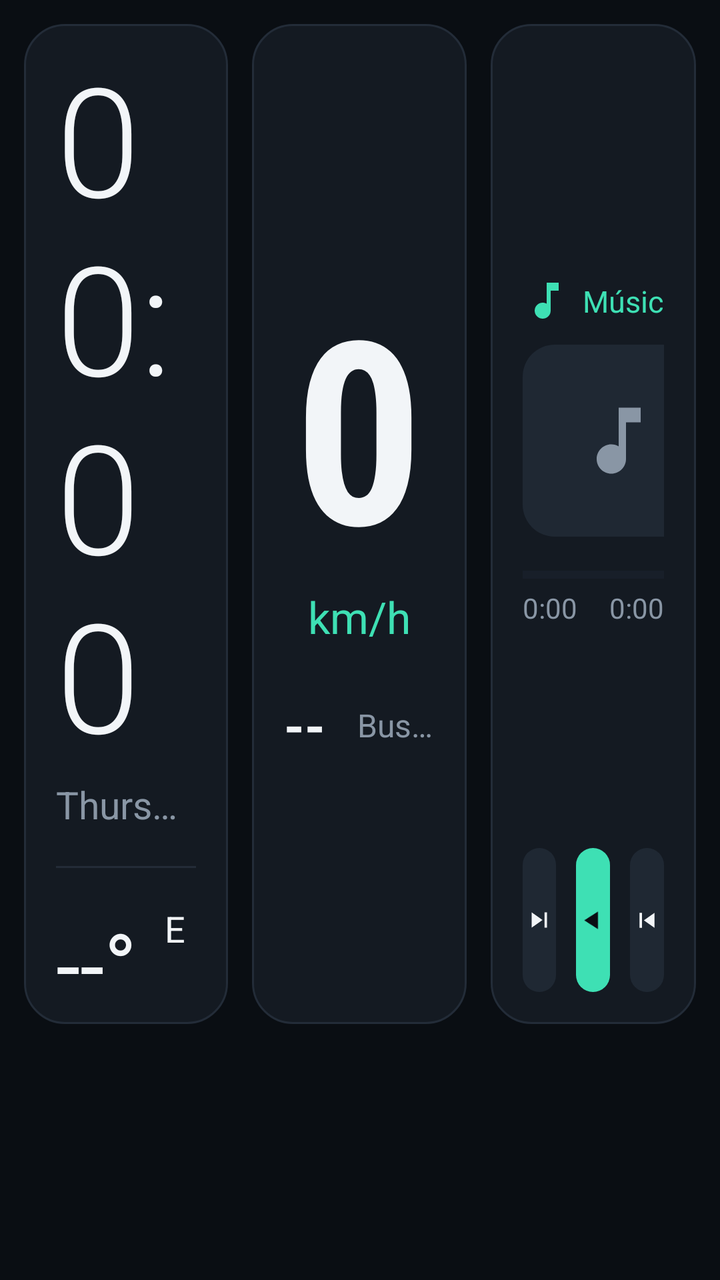
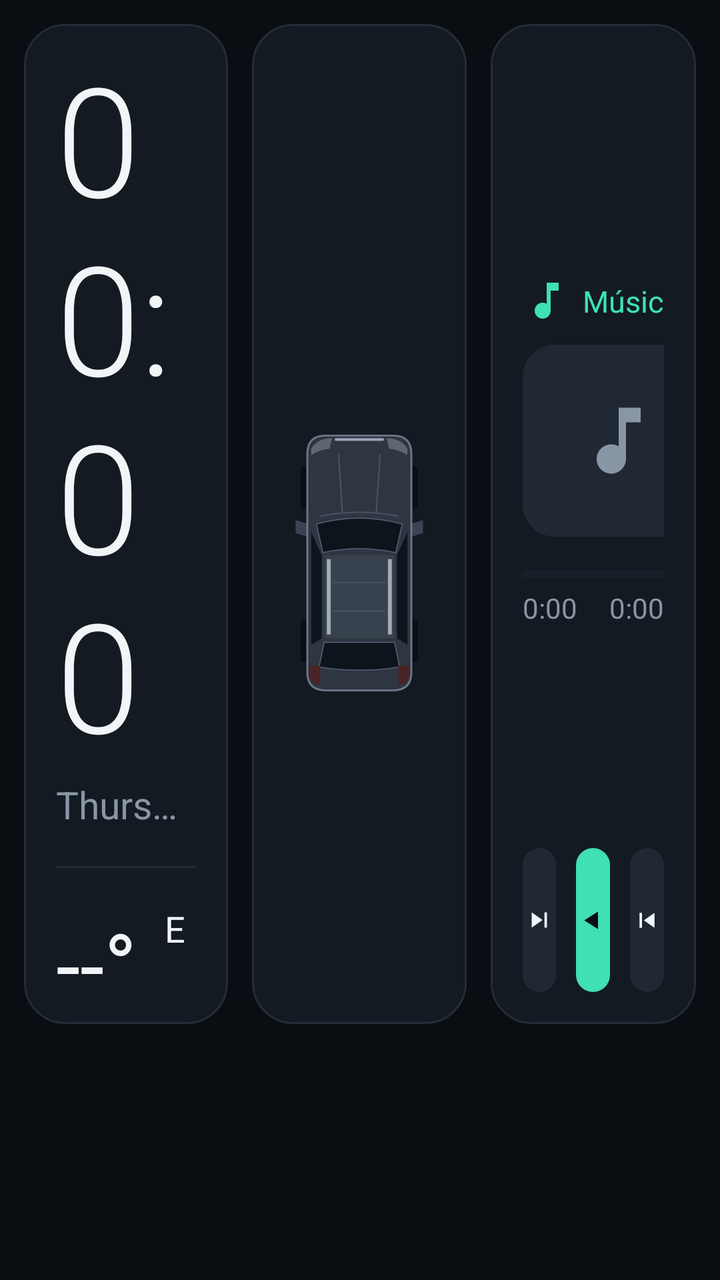

An Android layout rendered at two revisions. The XML below is the earlier revision; the diff shows what the commit changed to produce the second picture.
<!-- AndroidManifest.xml: application theme AppTheme -->
<!-- res/layout/activity_main.xml -->
<?xml version="1.0" encoding="utf-8"?>
<LinearLayout xmlns:android="http://schemas.android.com/apk/res/android"
    android:layout_width="match_parent"
    android:layout_height="match_parent"
    android:background="@color/bg"
    android:orientation="vertical"
    android:padding="12dp">

    <LinearLayout
        android:layout_width="match_parent"
        android:layout_height="0dp"
        android:layout_weight="1"
        android:orientation="horizontal">

        
        <LinearLayout
            style="@style/Card"
            android:layout_width="0dp"
            android:layout_height="match_parent"
            android:layout_weight="1"
            android:gravity="center_vertical"
            android:orientation="vertical">

            <TextClock
                android:id="@+id/clock"
                android:layout_width="wrap_content"
                android:layout_height="wrap_content"
                android:fontFamily="sans-serif-light"
                android:format12Hour="HH:mm"
                android:format24Hour="HH:mm"
                android:includeFontPadding="false"
                android:textColor="@color/text"
                android:textSize="76sp" />

            <TextClock
                android:id="@+id/date"
                style="@style/Dim"
                android:layout_width="wrap_content"
                android:layout_height="wrap_content"
                android:layout_marginTop="4dp"
                android:format12Hour="EEEE d 'de' MMMM"
                android:format24Hour="EEEE d 'de' MMMM"
                android:textSize="19sp" />

            <View
                android:layout_width="match_parent"
                android:layout_height="1dp"
                android:layout_marginTop="18dp"
                android:layout_marginBottom="18dp"
                android:background="@color/card_stroke" />

            <LinearLayout
                android:id="@+id/weatherBox"
                android:layout_width="match_parent"
                android:layout_height="wrap_content"
                android:background="@drawable/bg_plain"
                android:gravity="center_vertical"
                android:orientation="horizontal">

                <TextView
                    android:id="@+id/weatherTemp"
                    android:layout_width="wrap_content"
                    android:layout_height="wrap_content"
                    android:text="--°"
                    android:textColor="@color/text"
                    android:textSize="44sp" />

                <LinearLayout
                    android:layout_width="0dp"
                    android:layout_height="wrap_content"
                    android:layout_marginStart="14dp"
                    android:layout_weight="1"
                    android:orientation="vertical">

                    <TextView
                        android:id="@+id/weatherDesc"
                        android:layout_width="wrap_content"
                        android:layout_height="wrap_content"
                        android:maxLines="1"
                        android:text="Esperando ubicación"
                        android:textColor="@color/text"
                        android:textSize="18sp" />

                    <TextView
                        android:id="@+id/weatherPlace"
                        style="@style/Dim"
                        android:layout_width="wrap_content"
                        android:layout_height="wrap_content"
                        android:textSize="15sp" />
                </LinearLayout>
            </LinearLayout>
        </LinearLayout>

        
        <LinearLayout
            style="@style/Card"
            android:layout_width="0dp"
            android:layout_height="match_parent"
            android:layout_marginStart="12dp"
            android:layout_weight="1.05"
            android:gravity="center"
            android:orientation="vertical">

            <TextView
                android:id="@+id/speed"
                android:layout_width="wrap_content"
                android:layout_height="wrap_content"
                android:fontFamily="sans-serif-condensed"
                android:includeFontPadding="false"
                android:text="0"
                android:textColor="@color/text"
                android:textSize="128sp"
                android:textStyle="bold" />

            <TextView
                android:layout_width="wrap_content"
                android:layout_height="wrap_content"
                android:text="km/h"
                android:textColor="@color/accent"
                android:textSize="22sp" />

            <LinearLayout
                android:layout_width="wrap_content"
                android:layout_height="wrap_content"
                android:layout_marginTop="22dp"
                android:gravity="center_vertical"
                android:orientation="horizontal">

                <TextView
                    android:id="@+id/heading"
                    android:layout_width="wrap_content"
                    android:layout_height="wrap_content"
                    android:text="--"
                    android:textColor="@color/text"
                    android:textSize="26sp"
                    android:textStyle="bold" />

                <TextView
                    android:id="@+id/gpsStatus"
                    style="@style/Dim"
                    android:layout_width="wrap_content"
                    android:layout_height="wrap_content"
                    android:layout_marginStart="16dp"
                    android:text="Buscando GPS" />
            </LinearLayout>
        </LinearLayout>

        
        <LinearLayout
            style="@style/Card"
            android:layout_width="0dp"
            android:layout_height="match_parent"
            android:layout_marginStart="12dp"
            android:layout_weight="1"
            android:orientation="vertical">

            <LinearLayout
                android:id="@+id/musicInfo"
                android:layout_width="match_parent"
                android:layout_height="0dp"
                android:layout_weight="1"
                android:background="@drawable/bg_plain"
                android:gravity="center_vertical"
                android:orientation="vertical">

                <TextView
                    android:id="@+id/musicSource"
                    android:layout_width="wrap_content"
                    android:layout_height="wrap_content"
                    android:drawableStart="@drawable/ic_music"
                    android:drawablePadding="6dp"
                    android:drawableTint="@color/accent"
                    android:gravity="center_vertical"
                    android:maxLines="1"
                    android:text="Música"
                    android:textColor="@color/accent"
                    android:textSize="15sp" />

                <LinearLayout
                    android:layout_width="match_parent"
                    android:layout_height="wrap_content"
                    android:layout_marginTop="10dp"
                    android:gravity="center_vertical"
                    android:orientation="horizontal">

                    <ImageView
                        android:id="@+id/musicArt"
                        android:layout_width="96dp"
                        android:layout_height="96dp"
                        android:background="@drawable/bg_button"
                        android:padding="26dp"
                        android:scaleType="centerCrop"
                        android:src="@drawable/ic_music"
                        android:tint="@color/text_dim" />

                    <LinearLayout
                        android:layout_width="0dp"
                        android:layout_height="wrap_content"
                        android:layout_marginStart="14dp"
                        android:layout_weight="1"
                        android:orientation="vertical">

                        <TextView
                            android:id="@+id/musicTitle"
                            android:layout_width="match_parent"
                            android:layout_height="wrap_content"
                            android:ellipsize="end"
                            android:maxLines="2"
                            android:text="Sin reproducción"
                            android:textColor="@color/text"
                            android:textSize="21sp"
                            android:textStyle="bold" />

                        <TextView
                            android:id="@+id/musicArtist"
                            style="@style/Dim"
                            android:layout_width="match_parent"
                            android:layout_height="wrap_content"
                            android:layout_marginTop="4dp"
                            android:textSize="17sp" />
                    </LinearLayout>
                </LinearLayout>

                <ProgressBar
                    android:id="@+id/musicProgress"
                    style="@android:style/Widget.Material.ProgressBar.Horizontal"
                    android:layout_width="match_parent"
                    android:layout_height="6dp"
                    android:layout_marginTop="16dp"
                    android:max="1000"
                    android:progressBackgroundTint="@color/card_stroke"
                    android:progressTint="@color/accent" />

                <LinearLayout
                    android:id="@+id/musicTimes"
                    android:layout_width="match_parent"
                    android:layout_height="wrap_content"
                    android:layout_marginTop="4dp"
                    android:orientation="horizontal">

                    <TextView
                        android:id="@+id/musicElapsed"
                        style="@style/Dim"
                        android:layout_width="0dp"
                        android:layout_height="wrap_content"
                        android:layout_weight="1"
                        android:text="0:00"
                        android:textSize="14sp" />

                    <TextView
                        android:id="@+id/musicTotal"
                        style="@style/Dim"
                        android:layout_width="wrap_content"
                        android:layout_height="wrap_content"
                        android:text="0:00"
                        android:textSize="14sp" />
                </LinearLayout>
            </LinearLayout>

            <LinearLayout
                android:layout_width="match_parent"
                android:layout_height="wrap_content"
                android:orientation="horizontal">

                <ImageButton
                    android:id="@+id/btnPrev"
                    style="@style/MediaBtn"
                    android:contentDescription="Anterior"
                    android:src="@drawable/ic_prev" />

                <ImageButton
                    android:id="@+id/btnPlay"
                    style="@style/MediaBtn"
                    android:layout_marginStart="10dp"
                    android:layout_marginEnd="10dp"
                    android:background="@drawable/bg_play"
                    android:contentDescription="Reproducir"
                    android:src="@drawable/ic_play"
                    android:tint="@color/bg" />

                <ImageButton
                    android:id="@+id/btnNext"
                    style="@style/MediaBtn"
                    android:contentDescription="Siguiente"
                    android:src="@drawable/ic_next" />
            </LinearLayout>
        </LinearLayout>
    </LinearLayout>

    
    <LinearLayout
        android:id="@+id/dock"
        android:layout_width="match_parent"
        android:layout_height="104dp"
        android:layout_marginTop="12dp"
        android:orientation="horizontal" />
</LinearLayout>
<!-- resources referenced by this layout -->
<resources>
  <color name="accent">#3EE0B4</color>
  <color name="bg">#0A0E13</color>
  <color name="card_stroke">#232C38</color>
  <color name="text">#F2F5F8</color>
  <color name="text_dim">#8996A5</color>
  <style name="Card">
          <item name="android:background">@drawable/bg_card</item>
          <item name="android:padding">16dp</item>
      </style>
  <color name="card_pressed">#1F2833</color>
  <color name="card">#141A22</color>
  <!-- unchanged entries left out for length: 11 -->
</resources>

<!-- the commit's change to res/layout/activity_main.xml (unified diff, before → after) -->
@@ -57,6 +57,14 @@
                 android:gravity="center_vertical"
                 android:orientation="horizontal">
 
+                <ImageView
+                    android:id="@+id/weatherIcon"
+                    android:layout_width="56dp"
+                    android:layout_height="56dp"
+                    android:layout_marginEnd="10dp"
+                    android:src="@drawable/wx_cloud"
+                    android:visibility="gone" />
+
                 <TextView
                     android:id="@+id/weatherTemp"
                     android:layout_width="wrap_content"
@@ -80,6 +88,16 @@
                         android:text="Esperando ubicación"
                         android:textColor="@color/text"
                         android:textSize="18sp" />
+
+                    <TextView
+                        android:id="@+id/weatherRange"
+                        android:layout_width="wrap_content"
+                        android:layout_height="wrap_content"
+                        android:layout_marginTop="2dp"
+                        android:maxLines="1"
+                        android:textColor="@color/text"
+                        android:textSize="15sp"
+                        android:visibility="gone" />
 
                     <TextView
                         android:id="@+id/weatherPlace"
@@ -99,40 +117,60 @@
             android:layout_marginStart="12dp"
             android:layout_weight="1.05"
             android:gravity="center"
-            android:orientation="vertical">
-
-            <TextView
-                android:id="@+id/speed"
-                android:layout_width="wrap_content"
-                android:layout_height="wrap_content"
-                android:fontFamily="sans-serif-condensed"
-                android:includeFontPadding="false"
-                android:text="0"
-                android:textColor="@color/text"
-                android:textSize="128sp"
-                android:textStyle="bold" />
-
-            <TextView
-                android:layout_width="wrap_content"
-                android:layout_height="wrap_content"
-                android:text="km/h"
-                android:textColor="@color/accent"
-                android:textSize="22sp" />
+            android:orientation="horizontal">
+
+            <FrameLayout
+                android:id="@+id/carBox"
+                android:layout_width="78dp"
+                android:layout_height="182dp"
+                android:background="@drawable/bg_plain">
+
+                <ImageView
+                    android:layout_width="match_parent"
+                    android:layout_height="match_parent"
+                    android:src="@drawable/car_base" />
+
+                <ImageView
+                    android:id="@+id/carLights"
+                    android:layout_width="match_parent"
+                    android:layout_height="match_parent"
+                    android:alpha="0"
+                    android:src="@drawable/car_lights" />
+            </FrameLayout>
 
             <LinearLayout
-                android:layout_width="wrap_content"
-                android:layout_height="wrap_content"
-                android:layout_marginTop="22dp"
-                android:gravity="center_vertical"
-                android:orientation="horizontal">
+                android:layout_width="0dp"
+                android:layout_height="wrap_content"
+                android:layout_weight="1"
+                android:gravity="center"
+                android:orientation="vertical">
+
+                <TextView
+                    android:id="@+id/speed"
+                    android:layout_width="wrap_content"
+                    android:layout_height="wrap_content"
+                    android:fontFamily="sans-serif-condensed"
+                    android:includeFontPadding="false"
+                    android:text="0"
+                    android:textColor="@color/text"
+                    android:textSize="104sp"
+                    android:textStyle="bold" />
+
+                <TextView
+                    android:layout_width="wrap_content"
+                    android:layout_height="wrap_content"
+                    android:text="km/h"
+                    android:textColor="@color/accent"
+                    android:textSize="20sp" />
 
                 <TextView
                     android:id="@+id/heading"
                     android:layout_width="wrap_content"
                     android:layout_height="wrap_content"
+                    android:layout_marginTop="18dp"
                     android:text="--"
                     android:textColor="@color/text"
-                    android:textSize="26sp"
+                    android:textSize="24sp"
                     android:textStyle="bold" />
 
                 <TextView
@@ -140,8 +178,8 @@
                     style="@style/Dim"
                     android:layout_width="wrap_content"
                     android:layout_height="wrap_content"
-                    android:layout_marginStart="16dp"
-                    android:text="Buscando GPS" />
+                    android:text="Buscando GPS"
+                    android:textSize="14sp" />
             </LinearLayout>
         </LinearLayout>
 
<!-- resource entries referenced after the edit -->
@@ -5,6 +5,59 @@
   <color name="card_stroke">#232C38</color>
   <color name="text">#F2F5F8</color>
   <color name="text_dim">#8996A5</color>
+  <!-- drawable car_base (drawable) -->
+  <?xml version="1.0" encoding="utf-8"?>
+  <vector xmlns:android="http://schemas.android.com/apk/res/android"
+      android:width="90dp" android:height="210dp"
+      android:viewportWidth="120" android:viewportHeight="280">
+      
+      <path android:fillColor="#0B0E12" android:pathData="M15,96h10v32h-10zM95,96h10v32h-10zM15,214h10v32h-10zM95,214h10v32h-10z" />
+      
+      <path android:fillColor="#3A4452" android:pathData="M21,140L11,137L11,147L21,150ZM99,140L109,137L109,147L99,150Z" />
+      
+      <path android:fillColor="#2E3642" android:strokeColor="#6B7889" android:strokeWidth="1.5"
+          android:pathData="M34,72H86Q100,72 100,86V254Q100,268 86,268H34Q20,268 20,254V86Q20,72 34,72Z" />
+      
+      <path android:strokeColor="#9AA5B4" android:strokeWidth="2" android:strokeLineCap="round" android:pathData="M42,75H78" />
+      
+      <path android:strokeColor="#465163" android:strokeWidth="1.2" android:pathData="M44,86L47,132M76,86L73,132M30,134Q60,128 90,134" />
+      
+      <path android:fillColor="#0E141B" android:strokeColor="#566173" android:strokeWidth="0.8"
+          android:pathData="M27,140Q60,131 93,140L88,162Q60,156 32,162Z" />
+      
+      <path android:fillColor="#38414E" android:pathData="M33,164H87V228H33Z" />
+      
+      <path android:fillColor="#A3ADBA" android:pathData="M35,167h3v58h-3zM82,167h3v58h-3z" />
+      <path android:strokeColor="#4A5566" android:strokeWidth="1" android:pathData="M40,185H80M40,207H80" />
+      
+      <path android:fillColor="#0E141B" android:pathData="M23,146L31,164V228L23,233ZM97,146L89,164V228L97,233Z" />
+      
+      <path android:fillColor="#0E141B" android:strokeColor="#566173" android:strokeWidth="0.8"
+          android:pathData="M33,231H87L91,250Q60,255 29,250Z" />
+      
+      <path android:fillColor="#5D6672" android:pathData="M23,82Q28,74 39,74L37,82Q29,83 23,87ZM97,82Q92,74 81,74L83,82Q91,83 97,87Z" />
+      
+      <path android:fillColor="#4A2327" android:pathData="M21,249H30V263Q23,263 21,257ZM99,249H90V263Q97,263 99,257Z" />
+  </vector>
+  <!-- drawable car_lights (drawable) -->
+  <?xml version="1.0" encoding="utf-8"?>
+  <vector xmlns:android="http://schemas.android.com/apk/res/android"
+      android:width="90dp" android:height="210dp"
+      android:viewportWidth="120" android:viewportHeight="280">
+      
+      <path android:fillColor="#FFF3C4" android:fillAlpha="0.16" android:pathData="M25,76L0,0H58L39,76Z" />
+      <path android:fillColor="#FFF3C4" android:fillAlpha="0.16" android:pathData="M95,76L120,0H62L81,76Z" />
+      <path android:fillColor="#FFF3C4" android:fillAlpha="0.18" android:pathData="M28,76L14,20H48L36,76Z" />
+      <path android:fillColor="#FFF3C4" android:fillAlpha="0.18" android:pathData="M92,76L106,20H72L84,76Z" />
+      
+      <path android:fillColor="#FFF8DE" android:pathData="M23,82Q28,74 39,74L37,82Q29,83 23,87ZM97,82Q92,74 81,74L83,82Q91,83 97,87Z" />
+      
+      <path android:fillColor="#FF3B3B" android:fillAlpha="0.35" android:pathData="M30,244Q12,246 14,258Q16,272 30,270ZM90,244Q108,246 106,258Q104,272 90,270Z" />
+      <path android:fillColor="#FF4A4A" android:pathData="M21,249H30V263Q23,263 21,257ZM99,249H90V263Q97,263 99,257Z" />
+  </vector>
+  <!-- drawable wx_cloud (drawable) -->
+  <?xml version="1.0" encoding="utf-8"?>
+  <vector xmlns:android="http://schemas.android.com/apk/res/android" android:width="48dp" android:height="48dp" android:viewportWidth="24" android:viewportHeight="24"><path android:fillColor="#DCE3EA" android:pathData="M7,19H17.5A4,4 0,0 0,17.8 11A5.5,5.5 0,0 0,7.2 12.2A3.5,3.5 0,0 0,7 19Z"/></vector>
   <style name="Card">
           <item name="android:background">@drawable/bg_card</item>
           <item name="android:padding">16dp</item>
